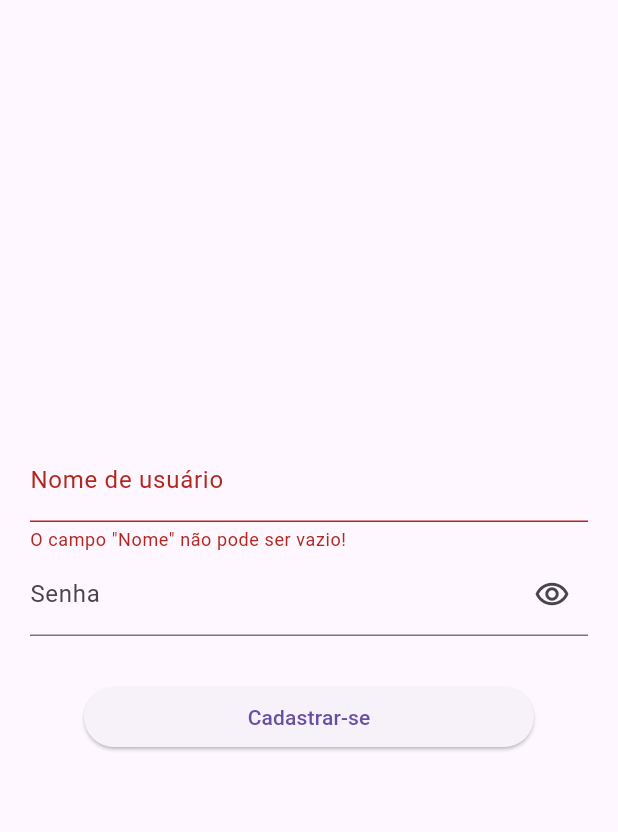
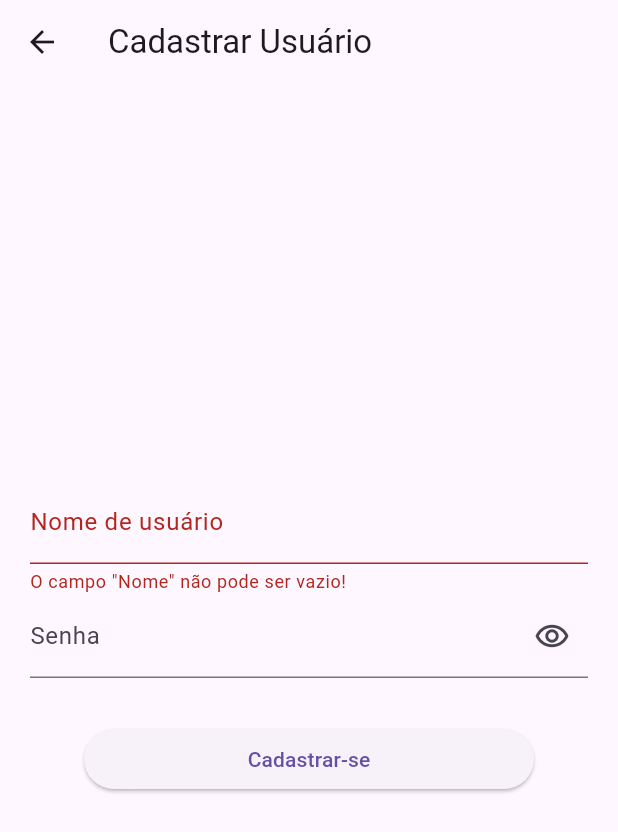
Before and after one commit to eduardo-evaristo/forcadevenda, a Flutter app: the Cadastrousuarioscreen screen opened directly, after a tap on "Cadastrar-se", on a phone screen of 412 x 824 dp. Shown: the top 832 px of the screen. Run offline on Flutter 3.47's test engine with Material 3 defaults, Android fonts, the phone set to English and light mode, and no system bars.

Commit message:
refactor: add appBar

```diff
--- a/lib/cadastroClienteScreen.dart
+++ b/lib/cadastroClienteScreen.dart
@@ -69,6 +69,7 @@ class _CadastroClienteScreenState extends State<CadastroClienteScreen> {
   @override
   Widget build(BuildContext context) {
     return Scaffold(
+      appBar: AppBar(title: Text('Cadastrar Cliente')),
       body: Center(
         child: SingleChildScrollView(
           child: Container(
--- a/lib/cadastroProdutoListScreen.dart
+++ b/lib/cadastroProdutoListScreen.dart
@@ -19,6 +19,7 @@ class _CadastroProdutoListScreenState extends State<CadastroProdutoListScreen> {
   @override
   Widget build(BuildContext context) {
     return Scaffold(
+      appBar: AppBar(title: Text('Cadastrar Produto')),
       floatingActionButton: ElevatedButton(
         onPressed: () {
           Navigator.push(
--- a/lib/cadastroUsuarioScreen.dart
+++ b/lib/cadastroUsuarioScreen.dart
@@ -1,4 +1,5 @@
 import 'package:flutter/material.dart';
+import 'package:projeto/controladoraUsuario.dart';
 import 'package:projeto/error.dart';
 
 enum _errorEnum { usuario, senha }
@@ -13,6 +14,7 @@ class Cadastrousuarioscreen extends StatefulWidget {
 class _CadastrousuarioscreenState extends State<Cadastrousuarioscreen> {
   TextEditingController _controllerNome = TextEditingController();
   TextEditingController _controllerSenha = TextEditingController();
+  UsuarioController controller = UsuarioController();
   bool nomeError = false;
   bool senhaError = false;
   bool hidePassword = true;
@@ -30,6 +32,7 @@ class _CadastrousuarioscreenState extends State<Cadastrousuarioscreen> {
       });
       return;
     }
+    controller.saveUsuario(_controllerNome.text, _controllerSenha.text);
   }
 
   void _dismissNomeError() {
@@ -53,6 +56,7 @@ class _CadastrousuarioscreenState extends State<Cadastrousuarioscreen> {
   @override
   Widget build(BuildContext context) {
     return Scaffold(
+      appBar: AppBar(title: Text('Cadastrar Usuário')),
       body: Column(
         mainAxisAlignment: MainAxisAlignment.center,
         children: [
```
Also changed, not shown: 1 other file.
